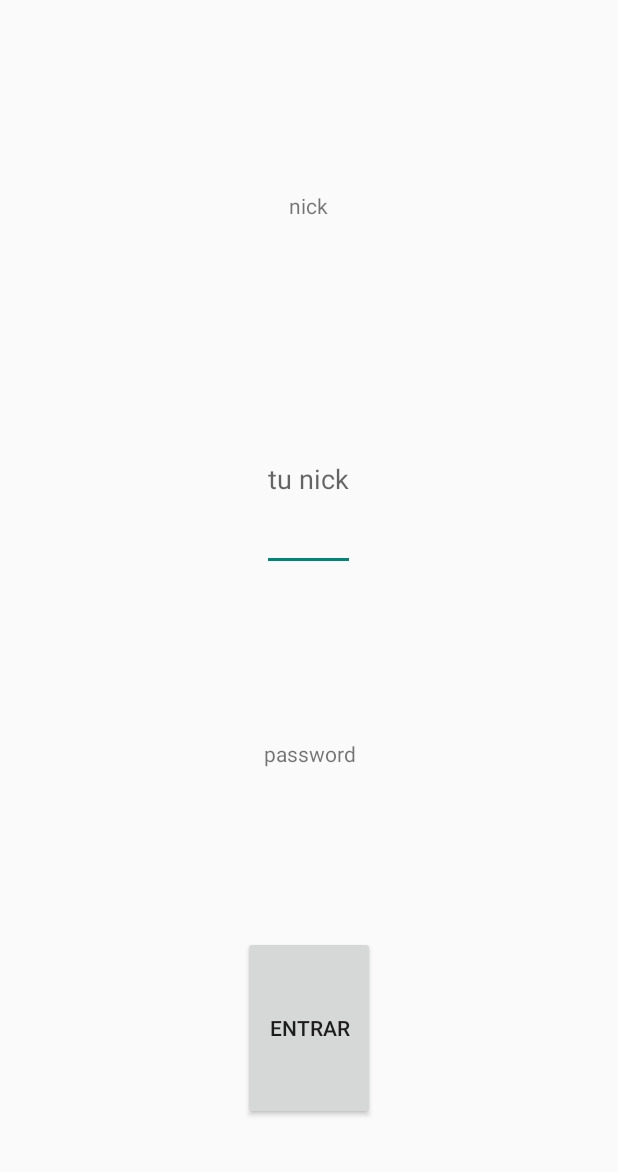
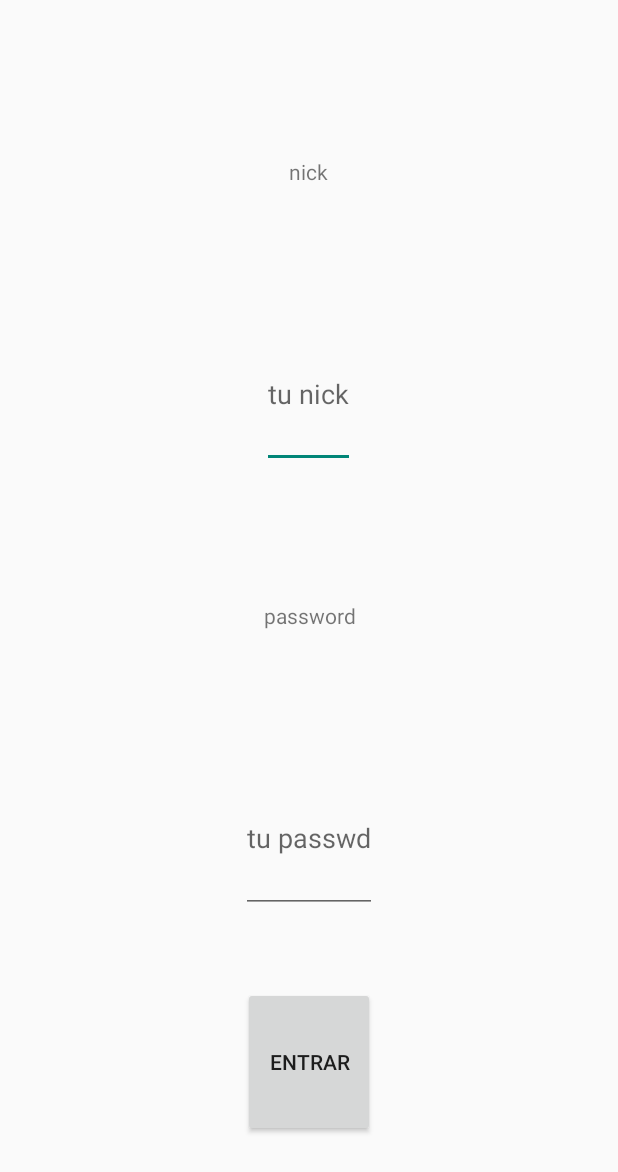
Before and after one commit to GroupBoost/apiBYT, an Android app: the layout activity_login.xml on its own in the app's theme, with its tools: preview values and no code run, on a phone screen of 412 x 824 dp. Shown: the top 1172 px of the screen. Run offline under Robolectric (Android 15) with nearby library versions, the phone set to English and light mode, and no system bars; network calls fail.

Commit message:
app debugeada

```diff
--- a/PruebaPeticionesByt/app/src/main/java/waxa/pruebapeticionesbyt/BorrarPro.java
+++ b/PruebaPeticionesByt/app/src/main/java/waxa/pruebapeticionesbyt/BorrarPro.java
@@ -39,7 +39,7 @@ public class BorrarPro extends Activity {
     @Override
     protected void onCreate(Bundle savedInstanceState) {
         super.onCreate(savedInstanceState);
-        setContentView(R.layout.activity_login);
+        setContentView(R.layout.activity_borrar_pro);
 
         this.context = this;
 
--- a/PruebaPeticionesByt/app/src/main/java/waxa/pruebapeticionesbyt/NuevoPro.java
+++ b/PruebaPeticionesByt/app/src/main/java/waxa/pruebapeticionesbyt/NuevoPro.java
@@ -43,7 +43,7 @@ public class NuevoPro extends Activity {
     @Override
     protected void onCreate(Bundle savedInstanceState) {
         super.onCreate(savedInstanceState);
-        setContentView(R.layout.activity_login);
+        setContentView(R.layout.activity_nuevo_pro);
 
         this.context = this;
 
--- a/PruebaPeticionesByt/app/src/main/java/waxa/pruebapeticionesbyt/ProInfo.java
+++ b/PruebaPeticionesByt/app/src/main/java/waxa/pruebapeticionesbyt/ProInfo.java
@@ -40,7 +40,7 @@ public class ProInfo extends Activity {
     @Override
     protected void onCreate(Bundle savedInstanceState) {
         super.onCreate(savedInstanceState);
-        setContentView(R.layout.activity_login);
+        setContentView(R.layout.activity_pro_info);
 
         this.context = this;
 
--- a/PruebaPeticionesByt/app/src/main/java/waxa/pruebapeticionesbyt/UnirsePro.java
+++ b/PruebaPeticionesByt/app/src/main/java/waxa/pruebapeticionesbyt/UnirsePro.java
@@ -39,7 +39,7 @@ public class UnirsePro extends Activity {
     @Override
     protected void onCreate(Bundle savedInstanceState) {
         super.onCreate(savedInstanceState);
-        setContentView(R.layout.activity_login);
+        setContentView(R.layout.activity_unirse_pro);
 
         this.context = this;
 
--- a/PruebaPeticionesByt/app/src/main/java/waxa/pruebapeticionesbyt/UsrInfo.java
+++ b/PruebaPeticionesByt/app/src/main/java/waxa/pruebapeticionesbyt/UsrInfo.java
@@ -40,7 +40,7 @@ public class UsrInfo extends Activity {
     @Override
     protected void onCreate(Bundle savedInstanceState) {
         super.onCreate(savedInstanceState);
-        setContentView(R.layout.activity_login);
+        setContentView(R.layout.activity_usr_info);
 
         this.context = this;
 
--- a/PruebaPeticionesByt/app/src/main/res/layout/activity_login.xml
+++ b/PruebaPeticionesByt/app/src/main/res/layout/activity_login.xml
@@ -51,6 +51,19 @@
         android:layout_height="0dp"
         android:layout_weight="5"/>
 
+    <EditText
+        android:layout_width="wrap_content"
+        android:layout_height="0dp"
+        android:layout_weight="10"
+        android:password="true"
+        android:hint="tu passwd"
+        android:id="@+id/passwd"/>
+
+    <View
+        android:layout_width="wrap_content"
+        android:layout_height="0dp"
+        android:layout_weight="5"/>
+
     <Button
         android:layout_width="wrap_content"
         android:gravity="center"
```
